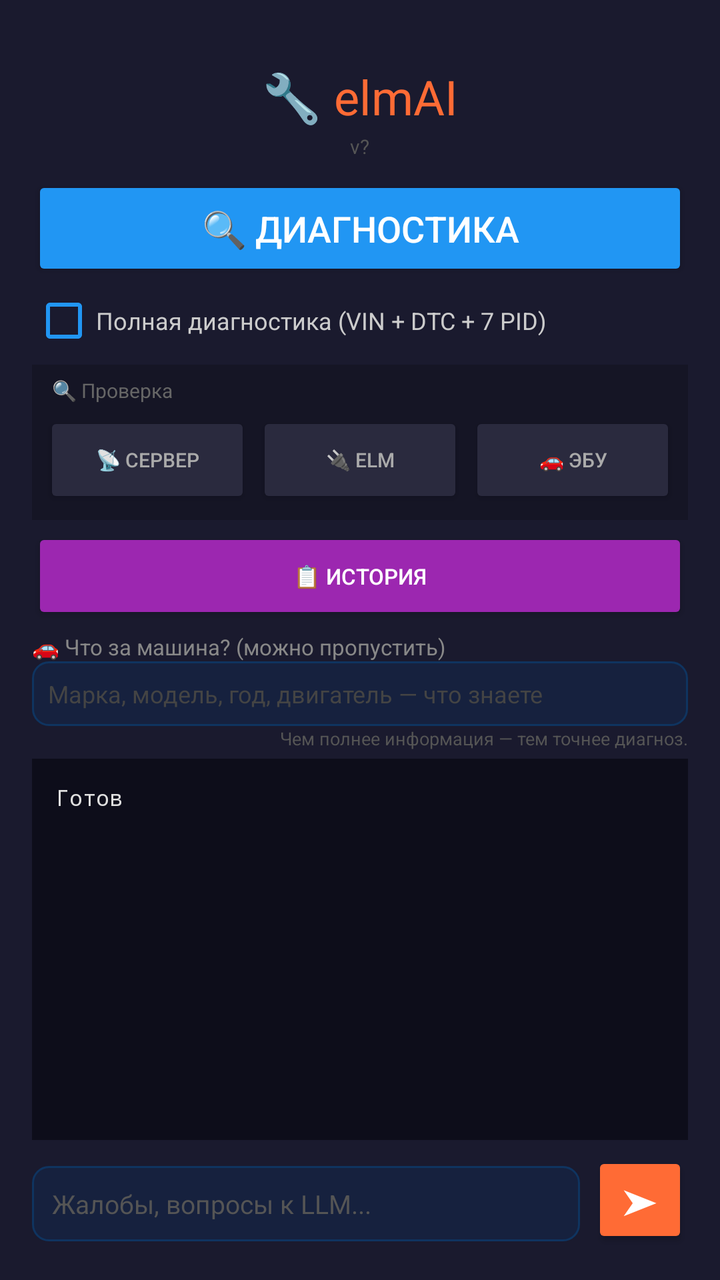
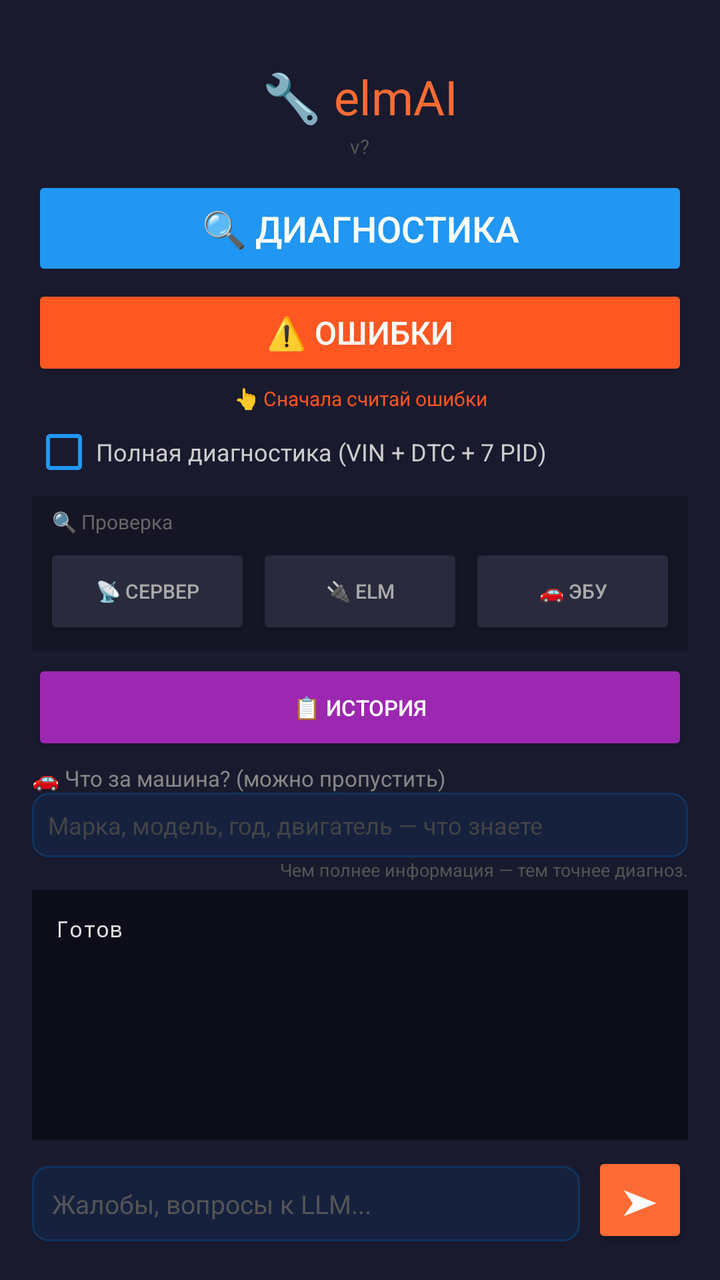

The first picture is an Android layout as it rendered before a commit; the second is the same layout after the commit. The layout source and the unified diff follow.
<!-- AndroidManifest.xml: application theme Theme.Elmer -->
<!-- res/layout/activity_main.xml -->
<?xml version="1.0" encoding="utf-8"?>
<LinearLayout
    xmlns:android="http://schemas.android.com/apk/res/android"
    android:layout_width="match_parent"
    android:layout_height="match_parent"
    android:orientation="vertical"
    android:padding="16dp"
    android:gravity="center_horizontal"
    android:background="#1a1a2e">

    <TextView
        android:layout_width="wrap_content"
        android:layout_height="wrap_content"
        android:text="🔧 elmAI"
        android:textSize="24sp"
        android:textColor="#ff6b35"
        android:layout_marginTop="16dp"
        android:layout_marginBottom="2dp" />

    <TextView
        android:id="@+id/tv_version"
        android:layout_width="wrap_content"
        android:layout_height="wrap_content"
        android:text="v?"
        android:textSize="10sp"
        android:textColor="#555"
        android:layout_marginBottom="8dp" />

    
    <Button
        android:id="@+id/btn_script"
        android:layout_width="match_parent"
        android:layout_height="wrap_content"
        android:text="🔍 ДИАГНОСТИКА"
        android:textSize="18sp"
        android:textColor="#ffffff"
        android:backgroundTint="#2196F3"
        android:padding="14dp"
        android:layout_marginBottom="4dp" />

    <CheckBox
        android:id="@+id/cb_full_mode"
        android:layout_width="match_parent"
        android:layout_height="wrap_content"
        android:text="Полная диагностика (VIN + DTC + 7 PID)"
        android:textSize="12sp"
        android:textColor="#cccccc"
        android:buttonTint="#2196F3"
        android:checked="false"
        android:layout_marginBottom="6dp" />

    
    <LinearLayout
        android:layout_width="match_parent"
        android:layout_height="wrap_content"
        android:orientation="vertical"
        android:background="#151525"
        android:padding="6dp"
        android:layout_marginBottom="4dp">

        <TextView
            android:layout_width="wrap_content"
            android:layout_height="wrap_content"
            android:text="🔍 Проверка"
            android:textSize="10sp"
            android:textColor="#666666"
            android:layout_marginBottom="4dp"
            android:layout_marginStart="4dp" />

        <LinearLayout
            android:layout_width="match_parent"
            android:layout_height="wrap_content"
            android:orientation="horizontal">

            <Button
                android:id="@+id/btn_test"
                android:layout_width="0dp"
                android:layout_height="wrap_content"
                android:layout_weight="1"
                android:text="📡 Сервер"
                android:textSize="10sp"
                android:textColor="#aaaaaa"
                android:backgroundTint="#2a2a3e"
                android:padding="6dp"
                android:layout_marginEnd="3dp" />

            <Button
                android:id="@+id/btn_check_elm"
                android:layout_width="0dp"
                android:layout_height="wrap_content"
                android:layout_weight="1"
                android:text="🔌 ELM"
                android:textSize="10sp"
                android:textColor="#aaaaaa"
                android:backgroundTint="#2a2a3e"
                android:padding="6dp"
                android:layout_marginEnd="3dp" />

            <Button
                android:id="@+id/btn_check_ecu"
                android:layout_width="0dp"
                android:layout_height="wrap_content"
                android:layout_weight="1"
                android:text="🚗 ЭБУ"
                android:textSize="10sp"
                android:textColor="#aaaaaa"
                android:backgroundTint="#2a2a3e"
                android:padding="6dp" />

        </LinearLayout>
    </LinearLayout>

    
    <Button
        android:id="@+id/btn_history"
        android:layout_width="match_parent"
        android:layout_height="wrap_content"
        android:text="📋 История"
        android:textSize="11sp"
        android:textColor="#ffffff"
        android:backgroundTint="#9C27B0"
        android:padding="8dp"
        android:layout_marginBottom="4dp" />

    
    <LinearLayout
        android:layout_width="match_parent"
        android:layout_height="wrap_content"
        android:orientation="vertical"
        android:layout_marginBottom="4dp">

        <TextView
            android:layout_width="wrap_content"
            android:layout_height="wrap_content"
            android:text="🚗 Что за машина? (можно пропустить)"
            android:textSize="11sp"
            android:textColor="#888888" />

        <EditText
            android:id="@+id/et_car_info"
            android:layout_width="match_parent"
            android:layout_height="wrap_content"
            android:hint="Марка, модель, год, двигатель — что знаете"
            android:textColor="#e0e0e0"
            android:textColorHint="#444444"
            android:textSize="12sp"
            android:padding="8dp"
            android:background="@drawable/edit_bg"
            android:inputType="text"
            android:maxLines="1" />

        <TextView
            android:layout_width="match_parent"
            android:layout_height="wrap_content"
            android:text="Чем полнее информация — тем точнее диагноз."
            android:textSize="9sp"
            android:textColor="#555555"
            android:gravity="end" />

    </LinearLayout>

    
    <TextView
        android:id="@+id/tv_prompt"
        android:layout_width="match_parent"
        android:layout_height="wrap_content"
        android:text=""
        android:textSize="16sp"
        android:textColor="#FFD700"
        android:textStyle="bold"
        android:gravity="center"
        android:background="#88000000"
        android:padding="12dp"
        android:visibility="gone"
        android:layout_marginBottom="4dp" />

    
    <ScrollView
        android:id="@+id/scroll_output"
        android:layout_width="match_parent"
        android:layout_height="0dp"
        android:layout_weight="1"
        android:background="#0d0d1a"
        android:padding="6dp">

        <TextView
            android:id="@+id/tv_status"
            android:layout_width="match_parent"
            android:layout_height="wrap_content"
            android:text="Готов"
            android:textSize="11sp"
            android:textColor="#e0e0e0"
            android:fontFamily="monospace"
            android:padding="6dp" />

    </ScrollView>

    
    <Button
        android:id="@+id/btn_close"
        android:layout_width="match_parent"
        android:layout_height="wrap_content"
        android:text="✕ Закрыть"
        android:textSize="14sp"
        android:textColor="#ffffff"
        android:backgroundTint="#d32f2f"
        android:padding="10dp"
        android:visibility="gone"
        android:layout_marginTop="4dp" />

    
    <LinearLayout
        android:layout_width="match_parent"
        android:layout_height="wrap_content"
        android:orientation="horizontal"
        android:layout_marginTop="6dp">

        <EditText
            android:id="@+id/et_input"
            android:layout_width="0dp"
            android:layout_height="wrap_content"
            android:layout_weight="1"
            android:hint="Жалобы, вопросы к LLM..."
            android:textColor="#e0e0e0"
            android:textColorHint="#555555"
            android:textSize="13sp"
            android:padding="10dp"
            android:background="@drawable/edit_bg"
            android:inputType="text"
            android:maxLines="2" />

        <Button
            android:id="@+id/btn_send"
            android:layout_width="48dp"
            android:layout_height="48dp"
            android:text="➤"
            android:textSize="18sp"
            android:textColor="#ffffff"
            android:backgroundTint="#ff6b35"
            android:padding="0dp"
            android:layout_marginStart="6dp" />

    </LinearLayout>

</LinearLayout>
<!-- resources referenced by this layout -->
<resources>
  <!-- drawable edit_bg (drawable) -->
  <?xml version="1.0" encoding="utf-8"?>
  <shape xmlns:android="http://schemas.android.com/apk/res/android">
      <solid android:color="#16213e"/>
      <corners android:radius="8dp"/>
      <stroke android:color="#0f3460" android:width="1dp"/>
  </shape>
  <style name="Theme.Elmer" parent="Theme.AppCompat.DayNight.NoActionBar">
          <item name="colorPrimary">#ff6b35</item>
          <item name="colorPrimaryDark">#1a1a2e</item>
          <item name="colorAccent">#4ecca3</item>
          <item name="android:windowBackground">#1a1a2e</item>
          <item name="android:textColor">#e0e0e0</item>
      </style>
</resources>

<!-- the commit's change to res/layout/activity_main.xml (unified diff, before → after) -->
@@ -36,7 +36,30 @@
         android:textColor="#ffffff"
         android:backgroundTint="#2196F3"
         android:padding="14dp"
-        android:layout_marginBottom="4dp" />
+        android:layout_marginBottom="2dp"
+        android:enabled="false" />
+
+    <Button
+        android:id="@+id/btn_dtc"
+        android:layout_width="match_parent"
+        android:layout_height="wrap_content"
+        android:text="⚠️ ОШИБКИ"
+        android:textSize="16sp"
+        android:textColor="#ffffff"
+        android:backgroundTint="#FF5722"
+        android:padding="12dp"
+        android:layout_marginBottom="2dp" />
+
+    <TextView
+        android:id="@+id/tv_dtc_status"
+        android:layout_width="match_parent"
+        android:layout_height="wrap_content"
+        android:text="👆 Сначала считай ошибки"
+        android:textSize="10sp"
+        android:textColor="#FF5722"
+        android:gravity="center"
+        android:layout_marginBottom="4dp"
+        android:visibility="visible" />
 
     <CheckBox
         android:id="@+id/cb_full_mode"
